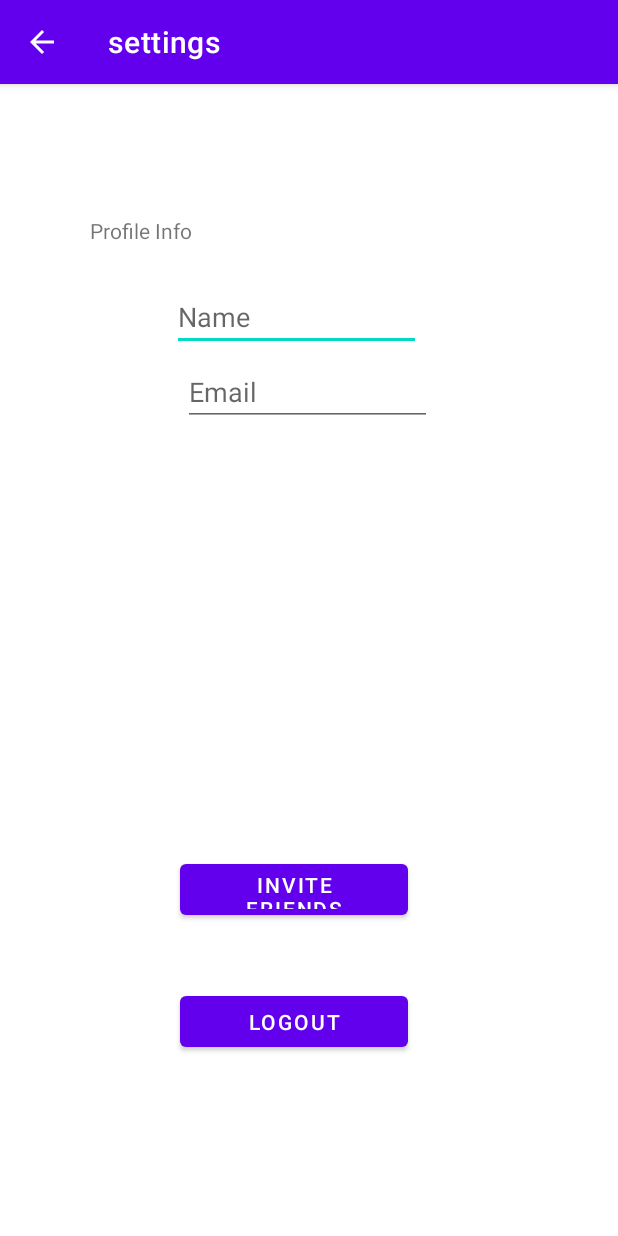
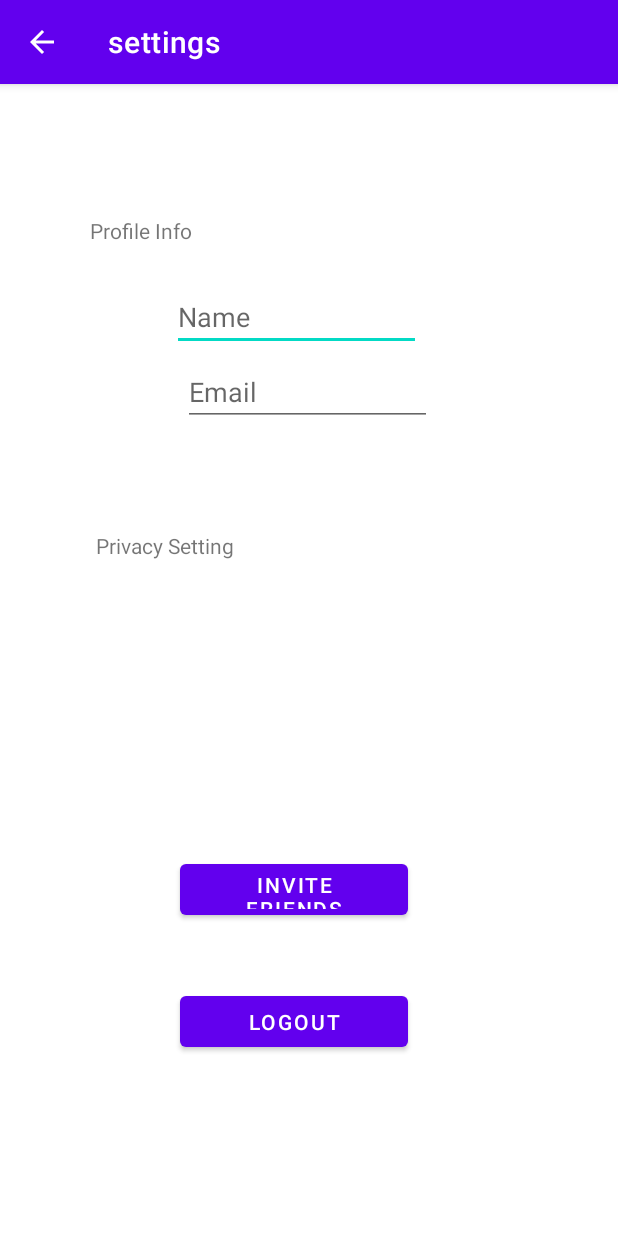
Before and after one commit to CorneliuSmith/CS113Project, an Android app: the SettingsActivity screen opened directly, with no data from a screen before it, on a phone screen of 412 x 824 dp. Run offline under Robolectric (Android 15) with nearby library versions, the phone set to English and light mode, and no system bars.

Commit message:
Adding Privacy Setting Title - Settings Page

```diff
--- a/app/src/main/res/layout/settings.xml
+++ b/app/src/main/res/layout/settings.xml
@@ -58,6 +58,7 @@
         android:layout_marginStart="64dp"
         android:layout_marginTop="112dp"
         android:layout_marginBottom="8dp"
+        android:text="@string/privacy"
         app:layout_constraintBottom_toTopOf="@id/invite_Button"
         app:layout_constraintStart_toStartOf="parent"
         app:layout_constraintTop_toTopOf="@id/update_Email"
--- a/app/src/main/res/values/strings.xml
+++ b/app/src/main/res/values/strings.xml
@@ -24,5 +24,6 @@
 
     <string name="prompt_name">Name</string>
     <string name="title">Profile Info</string>
+    <string name="privacy">Privacy Setting</string>
 
 </resources>
```
